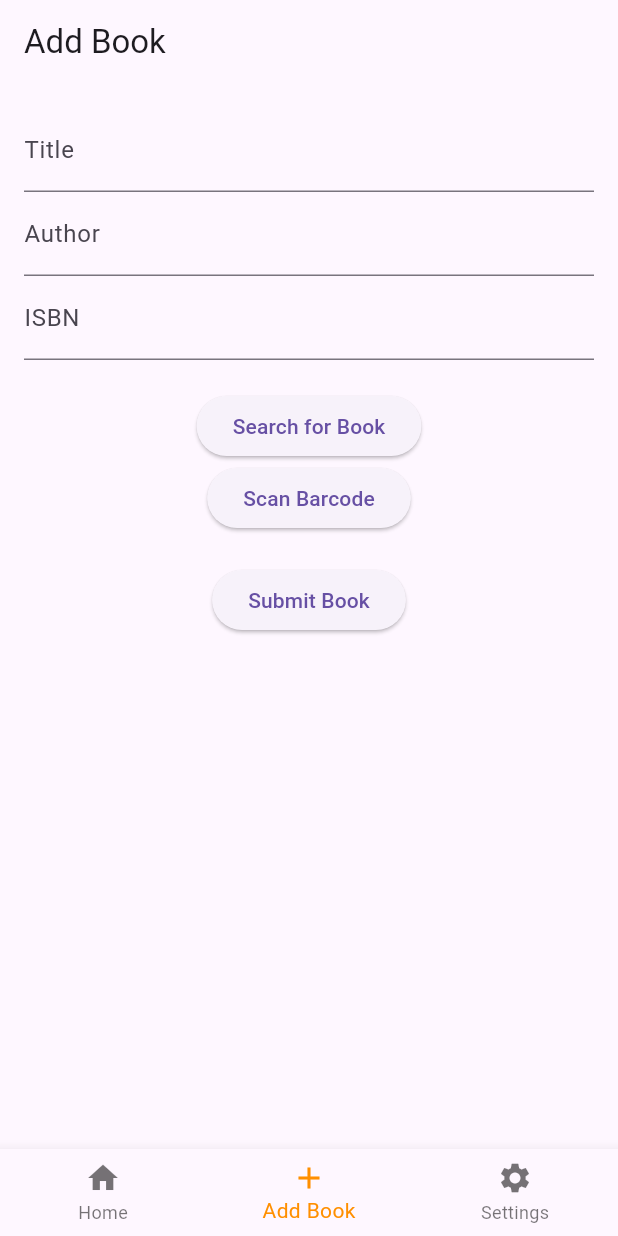
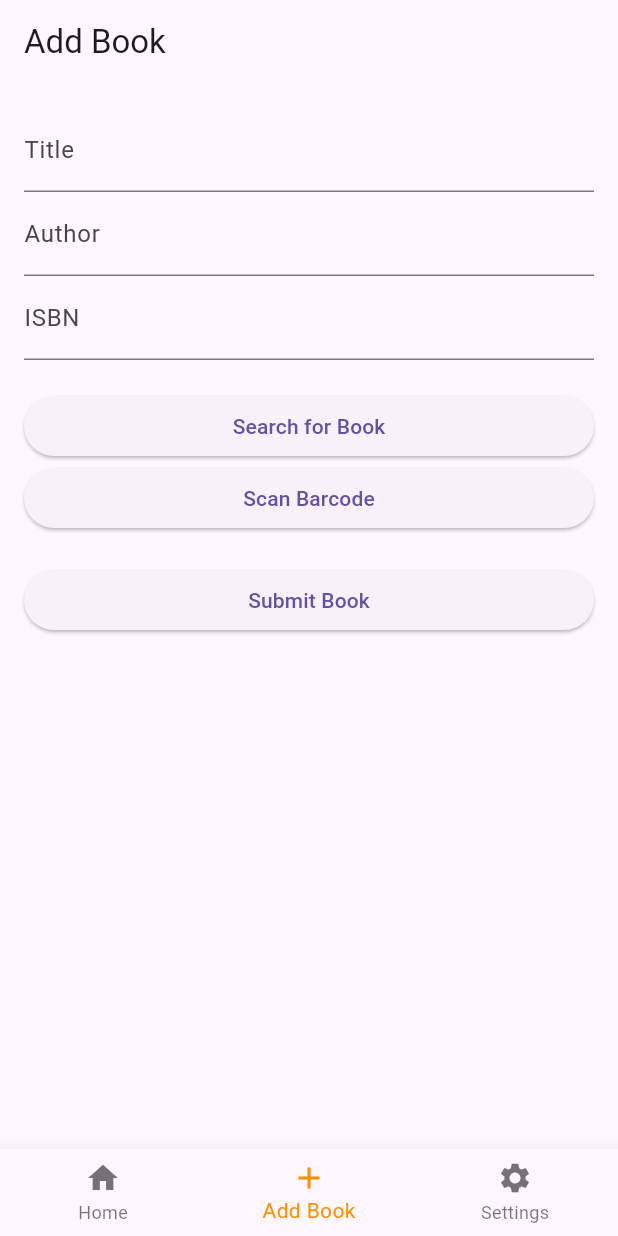
Before and after one commit to shnz99/flutter-library-app, a Flutter app: the screen it shows after launch, item 2 of the bottom bar chosen, on a phone screen of 412 x 824 dp. Run offline on Flutter 3.47's test engine with Material 3 defaults, Android fonts, the light colour scheme and no system bars; our stand-ins replace shared_preferences; missing offline and left inert: barcode_scan2.

Commit message:
Update buttons and tiles to be full width
Update buttons and tiles to be full width and styled as tiles.

* **Home Screen**
  - Update `BookListItem` widget to use `Expanded` widget for full width.
  - Add padding to `BookListItem` widget to make it look like a tile.

* **Add Book Screen**
  - Update the search button to use `Expanded` widget for full width.
  - Update the scan barcode button to use `Expanded` widget for full width.
  - Update the submit button to use `Expanded` widget for full width.

* **Settings Screen**
  - Update the export library button to use `Expanded` widget for full width.
  - Update the import library button to use `Expanded` widget for full width.

* **Book List Item Widget**
  - Wrap `ListTile` widget with a `Container` widget.
  - Add `padding` and `decoration` properties to the `Container` widget to make it look like a tile.
  - Set the `width` property of the `Container` widget to `double.infinity` to make it full width.

```diff
--- a/lib/screens/add_book_screen.dart
+++ b/lib/screens/add_book_screen.dart
@@ -146,18 +146,36 @@ class _AddBookScreenState extends State<AddBookScreen> {
                 },
               ),
               SizedBox(height: 20),
-              ElevatedButton(
+              Row(
+                children: [
+                  Expanded(
+                    child: ElevatedButton(
                       onPressed: _searchForBook,
                       child: Text('Search for Book'),
                     ),
-              ElevatedButton(
+                  ),
+                ],
+              ),
+              Row(
+                children: [
+                  Expanded(
+                    child: ElevatedButton(
                       onPressed: _scanBarcode,
                       child: Text('Scan Barcode'),
                     ),
+                  ),
+                ],
+              ),
               SizedBox(height: 20),
-              ElevatedButton(
+              Row(
+                children: [
+                  Expanded(
+                    child: ElevatedButton(
                       onPressed: _addBook,
                       child: Text('Submit Book'),
+                    ),
+                  ),
+                ],
               ),
             ],
           ),
--- a/lib/screens/home_screen.dart
+++ b/lib/screens/home_screen.dart
@@ -65,7 +65,10 @@ class _HomeScreenState extends State<HomeScreen> {
             child: ListView.builder(
               itemCount: filteredBooks.length,
               itemBuilder: (context, index) {
-                return BookListItem(book: filteredBooks[index]);
+                return Padding(
+                  padding: const EdgeInsets.symmetric(horizontal: 8.0, vertical: 4.0),
+                  child: BookListItem(book: filteredBooks[index]),
+                );
               },
             ),
           ),
```
Also changed, not shown: lib/screens/settings_screen.dart (+18 -6 lines), lib/widgets/book_list_item.dart (+17 -1 lines). Lines whose indentation alone changed are shown as unchanged.
